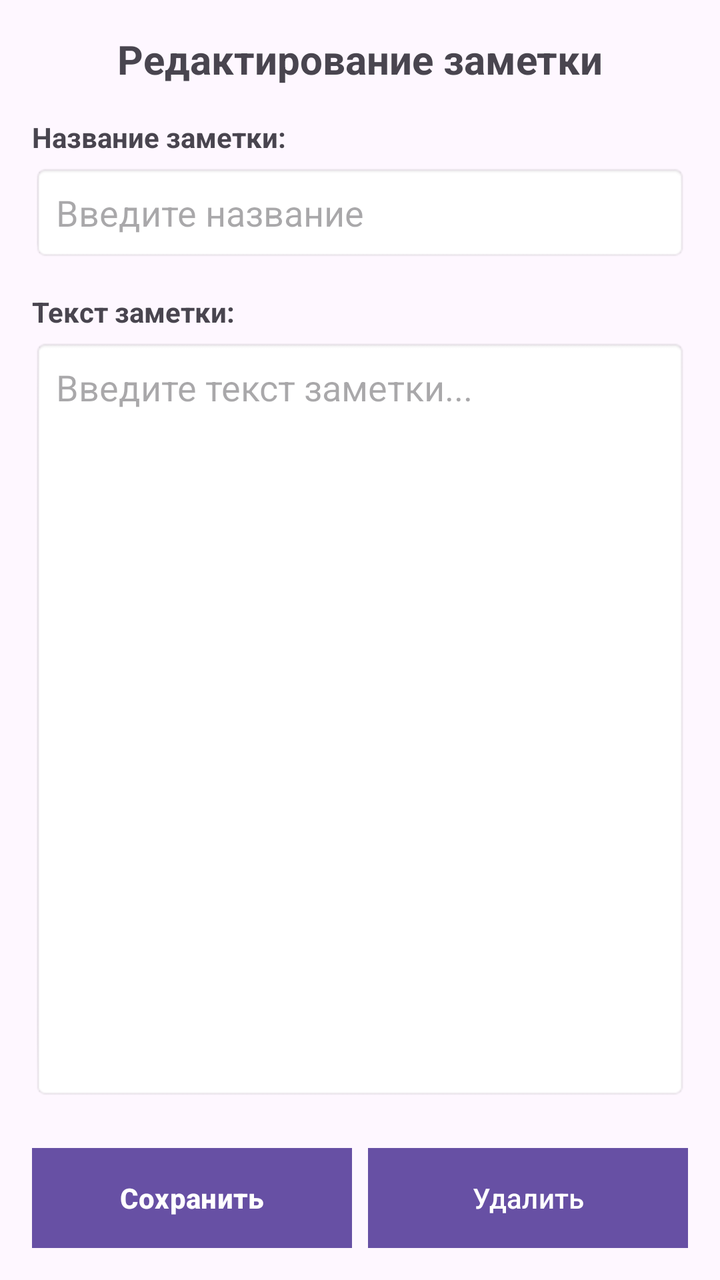
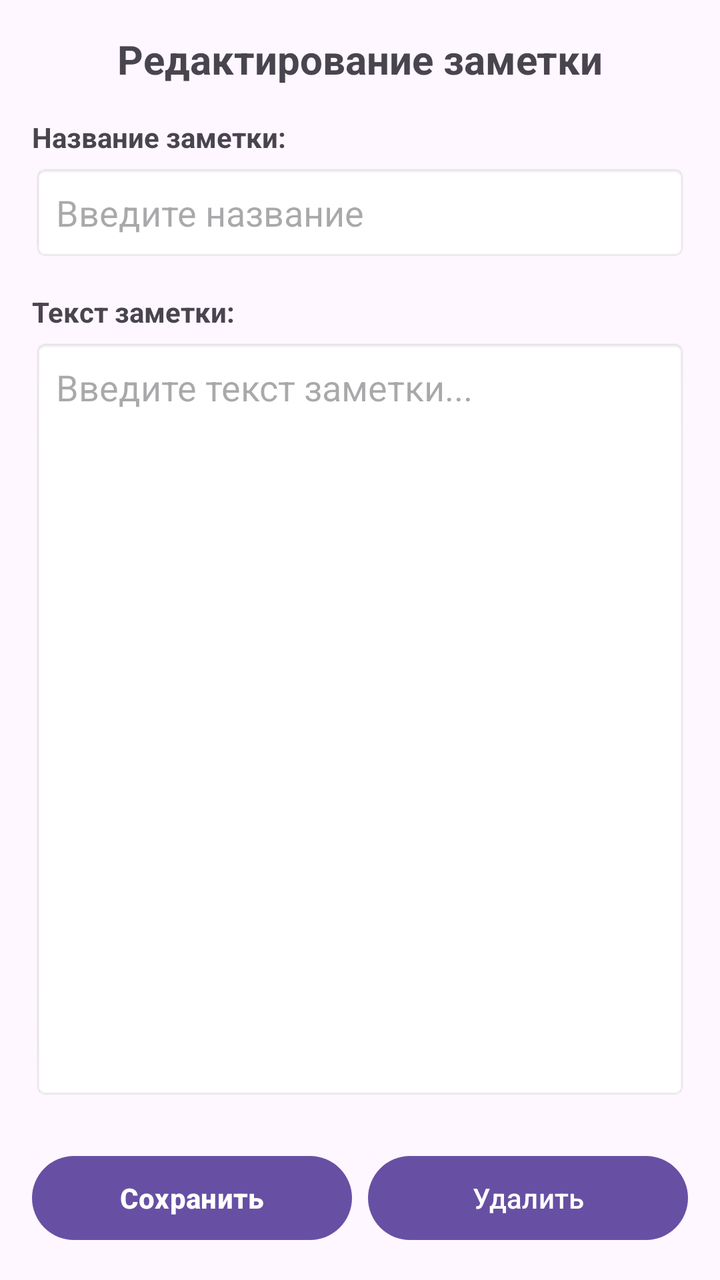

An Android layout rendered at two revisions. The XML below is the earlier revision; the diff shows what the commit changed to produce the second picture.
<!-- AndroidManifest.xml: application theme Theme.PersonalDiary -->
<!-- res/layout/activity_edit.xml -->
<?xml version="1.0" encoding="utf-8"?>
<LinearLayout xmlns:android="http://schemas.android.com/apk/res/android"
    xmlns:tools="http://schemas.android.com/tools"
    android:layout_width="match_parent"
    android:layout_height="match_parent"
    android:orientation="vertical"
    android:padding="16dp"
    tools:context=".EditActivity">

    
    <TextView
        android:id="@+id/tvTitle"
        android:layout_width="match_parent"
        android:layout_height="wrap_content"
        android:layout_marginBottom="16dp"
        android:text="Редактирование заметки"
        android:textSize="20sp"
        android:textStyle="bold"
        android:gravity="center"/>

    
    <TextView
        android:layout_width="match_parent"
        android:layout_height="wrap_content"
        android:text="Название заметки:"
        android:textStyle="bold"
        android:layout_marginBottom="4dp"/>

    <EditText
        android:id="@+id/etNoteName"
        android:layout_width="match_parent"
        android:layout_height="wrap_content"
        android:layout_marginBottom="16dp"
        android:hint="Введите название"
        android:inputType="text"
        android:padding="12dp"
        android:background="@android:drawable/editbox_background"/>

    
    <TextView
        android:layout_width="match_parent"
        android:layout_height="wrap_content"
        android:text="Текст заметки:"
        android:textStyle="bold"
        android:layout_marginBottom="4dp"/>

    <EditText
        android:id="@+id/etMessage"
        android:layout_width="match_parent"
        android:layout_height="0dp"
        android:layout_weight="1"
        android:layout_marginBottom="16dp"
        android:hint="Введите текст заметки..."
        android:inputType="textMultiLine"
        android:gravity="top"
        android:background="@android:drawable/editbox_background"
        android:padding="12dp"/>

    
    <LinearLayout
        android:layout_width="match_parent"
        android:layout_height="wrap_content"
        android:orientation="horizontal"
        android:layout_marginTop="8dp">

        <Button
            android:id="@+id/btnSave"
            android:layout_width="0dp"
            android:layout_height="50dp"
            android:layout_weight="1"
            android:layout_marginEnd="8dp"
            android:text="Сохранить"
            android:textStyle="bold"
            android:background="#4CAF50"
            android:textColor="#FFFFFF"/>

        <Button
            android:id="@+id/btnDelete"
            android:layout_width="0dp"
            android:layout_height="50dp"
            android:layout_weight="1"
            android:text="Удалить"
            android:background="#F44336"
            android:textColor="#FFFFFF"/>

    </LinearLayout>

</LinearLayout>
<!-- resources referenced by this layout -->
<resources>
  <style name="Theme.PersonalDiary" parent="Base.Theme.PersonalDiary" />
  <style name="Base.Theme.PersonalDiary" parent="Theme.Material3.DayNight.NoActionBar">
          
          
      </style>
</resources>

<!-- the commit's change to res/layout/activity_edit.xml (unified diff, before → after) -->
@@ -71,7 +71,6 @@
             android:layout_marginEnd="8dp"
             android:text="Сохранить"
             android:textStyle="bold"
-            android:background="#4CAF50"
             android:textColor="#FFFFFF"/>
 
         <Button
@@ -80,7 +79,6 @@
             android:layout_height="50dp"
             android:layout_weight="1"
             android:text="Удалить"
-            android:background="#F44336"
             android:textColor="#FFFFFF"/>
 
     </LinearLayout>
